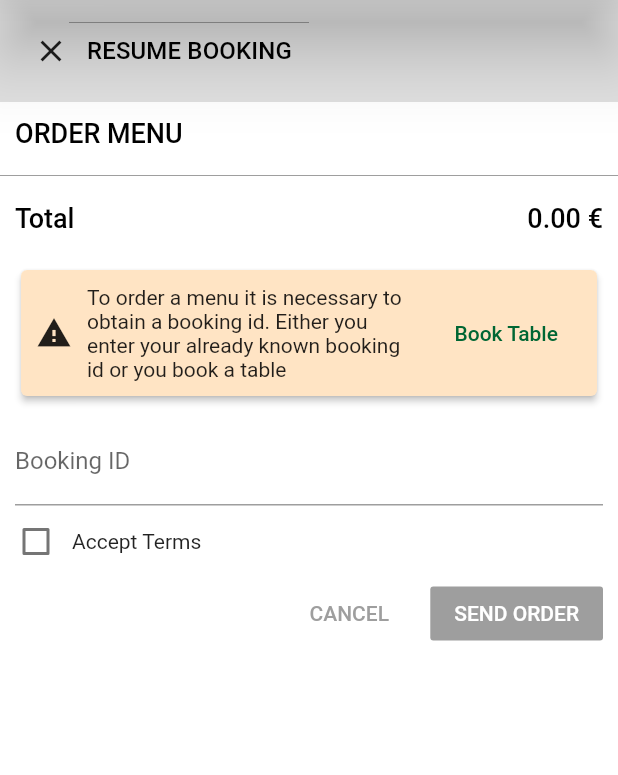
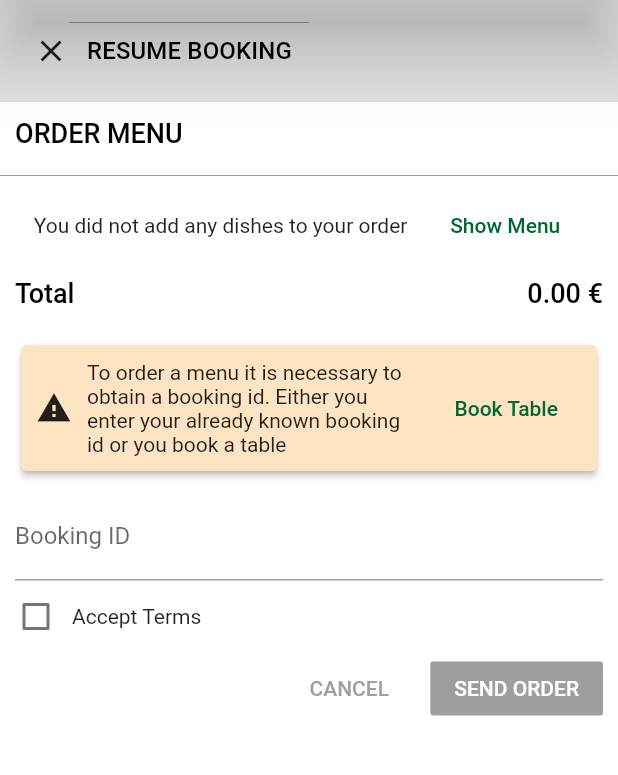
Before and after one commit to devonfw-forge/devonfw4flutter-mts-app, a Flutter app: the screen it shows after launch, after a tap on the "shopping basket" icon, on a phone screen of 412 x 824 dp, the part 75-850 px from its top. Run offline on Flutter 3.47's test engine with Material 2 defaults, Android fonts, the light colour scheme and no system bars; our stand-ins replace badges, bloc, datetime_picker_formfield, equatable, flutter_bloc; missing offline and left inert: copyable; statements that could not run were skipped.

Commit message:
Empty order

```diff
--- a/lib/features/current_order/current_order_page.dart
+++ b/lib/features/current_order/current_order_page.dart
@@ -8,10 +8,12 @@ import 'package:my_thai_star_flutter/features/current_order/order_confirmation.d
 import 'package:my_thai_star_flutter/features/current_order/resume_header.dart';
 import 'package:my_thai_star_flutter/features/current_order/total_price_display.dart';
 import 'package:my_thai_star_flutter/features/menu/models/dish.dart';
+import 'package:my_thai_star_flutter/router.dart';
 import 'package:my_thai_star_flutter/shared_widgets/app_drawer.dart';
 import 'package:my_thai_star_flutter/shared_widgets/custom_app_bar.dart';
 
 import 'package:my_thai_star_flutter/features/current_order/order_list_header.dart';
+import 'package:my_thai_star_flutter/ui_helper.dart';
 
 class CurrentOrderPage extends StatelessWidget {
   CurrentOrderPage({Key key}) : super(key: key);
@@ -33,18 +35,13 @@ class CurrentOrderPage extends StatelessWidget {
             ),
           ),
           BlocBuilder<CurrentOrderBloc, LinkedHashMap<Dish, int>>(
-            builder: (context, dishes) => SliverList(
-              delegate: SliverChildBuilderDelegate(
-                (BuildContext context, int index) {
-                  Dish dish = dishes.keys.toList()[index];
-                  int amount = dishes[dish];
-
-                  return DishSlip(dish: dish, amount: amount);
-                },
-                childCount: dishes.length,
-              ),
-            ),
-          ),
+              builder: (context, dishes) {
+            if (dishes.isEmpty) {
+              return _ListEmpty();
+            } else {
+              return _DishList(dishes: dishes);
+            }
+          }),
           SliverList(
             delegate: SliverChildListDelegate(
               [
@@ -58,3 +55,61 @@ class CurrentOrderPage extends StatelessWidget {
     );
   }
 }
+
+class _ListEmpty extends StatelessWidget {
+  static const double height = 50;
+  const _ListEmpty({
+    Key key,
+  }) : super(key: key);
+
+  @override
+  Widget build(BuildContext context) {
+    return SliverToBoxAdapter(
+      child: Container(
+        padding: EdgeInsets.all(UiHelper.standart_padding),
+        height: height,
+        child: Row(
+          mainAxisAlignment: MainAxisAlignment.spaceEvenly,
+          children: <Widget>[
+            Text(
+              "You did not add any dishes to your order",
+            ),
+            FlatButton(
+              child: Text(
+                "Show Menu",
+                style: Theme.of(context).textTheme.button.copyWith(
+                      color: Theme.of(context).accentColor,
+                    ),
+              ),
+              onPressed: () => Navigator.pushNamed(context, Router.menu),
+            ),
+          ],
+        ),
+      ),
+    );
+  }
+}
+
+class _DishList extends StatelessWidget {
+  const _DishList({
+    Key key,
+    this.dishes,
+  }) : super(key: key);
+
+  final LinkedHashMap<Dish, int> dishes;
+
+  @override
+  Widget build(BuildContext context) {
+    return SliverList(
+      delegate: SliverChildBuilderDelegate(
+        (BuildContext context, int index) {
+          Dish dish = dishes.keys.toList()[index];
+          int amount = dishes[dish];
+
+          return DishSlip(dish: dish, amount: amount);
+        },
+        childCount: dishes.length,
+      ),
+    );
+  }
+}
```
